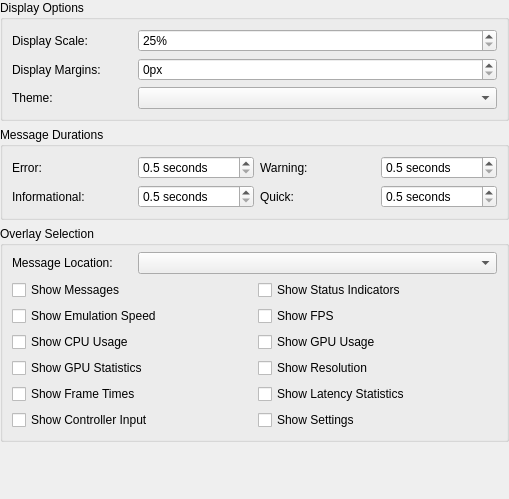
stenzek/duckstation, file src/duckstation-qt/osdsettingswidget.ui: the form before one commit.
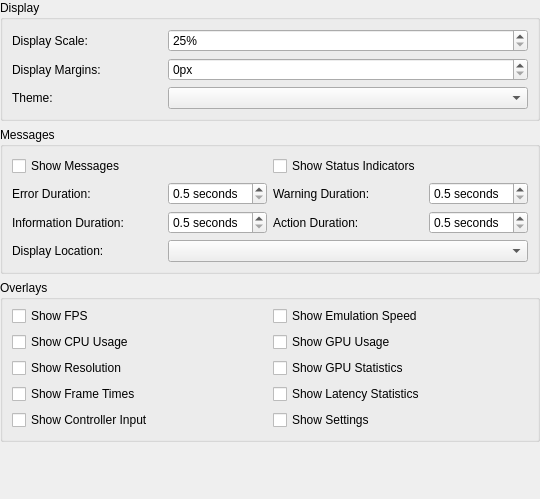
The form after the commit.

Commit message: Qt: Improve grouping of OSD options

What changed in the file:
```diff
--- a/src/duckstation-qt/osdsettingswidget.ui
+++ b/src/duckstation-qt/osdsettingswidget.ui
@@ -29,9 +29,9 @@
    <item>
     <widget class="QGroupBox" name="groupBox">
      <property name="title">
-      <string>Display Options</string>
+      <string>Display</string>
      </property>
-     <layout class="QGridLayout" name="gridLayout" columnstretch="0,1" columnminimumwidth="120,0">
+     <layout class="QGridLayout" name="gridLayout" columnstretch="0,1" columnminimumwidth="150,0">
       <item row="0" column="0">
        <widget class="QLabel" name="label_29">
         <property name="text">
@@ -85,69 +85,31 @@
    <item>
     <widget class="QGroupBox" name="osdMessageDurations">
      <property name="title">
-      <string>Message Durations</string>
+      <string>Messages</string>
      </property>
-     <layout class="QGridLayout" name="gridLayout_21" columnstretch="0,0,0,0" columnminimumwidth="120,0,0,0">
-      <item row="0" column="2">
-       <widget class="QLabel" name="osdWarningDurationLabel">
+     <layout class="QGridLayout" name="gridLayout_21" columnstretch="0,0,0,0" columnminimumwidth="150,0,150,0">
+      <item row="0" column="2" colspan="2">
+       <widget class="QCheckBox" name="showStatusIndicators">
         <property name="text">
-         <string>Warning:</string>
+         <string>Show Status Indicators</string>
         </property>
        </widget>
       </item>
-      <item row="1" column="3">
-       <widget class="QDoubleSpinBox" name="osdQuickDuration">
-        <property name="suffix">
-         <string> seconds</string>
+      <item row="0" column="0" colspan="2">
+       <widget class="QCheckBox" name="showMessages">
+        <property name="text">
+         <string>Show Messages</string>
         </property>
-        <property name="decimals">
-         <number>1</number>
-        </property>
-        <property name="minimum">
-         <double>0.500000000000000</double>
-        </property>
-        <property name="maximum">
-         <double>60.000000000000000</double>
-        </property>
-        <property name="singleStep">
-         <double>0.500000000000000</double>
-        </property>
        </widget>
       </item>
-      <item row="0" column="0">
+      <item row="1" column="0">
        <widget class="QLabel" name="osdErrorDurationLabel">
         <property name="text">
-         <string>Error:</string>
+         <string>Error Duration:</string>
         </property>
        </widget>
       </item>
-      <item row="1" column="0">
-       <widget class="QLabel" name="osdInformationDurationLabel">
-        <property name="text">
-         <string>Informational:</string>
-        </property>
-       </widget>
-      </item>
-      <item row="0" column="3">
-       <widget class="QDoubleSpinBox" name="osdWarningDuration">
-        <property name="suffix">
-         <string> seconds</string>
-        </property>
-        <property name="decimals">
-         <number>1</number>
-        </property>
-        <property name="minimum">
-         <double>0.500000000000000</double>
-        </property>
-        <property name="maximum">
-         <double>60.000000000000000</double>
-        </property>
-        <property name="singleStep">
-         <double>0.500000000000000</double>
-        </property>
-       </widget>
-      </item>
-      <item row="0" column="1">
+      <item row="1" column="1">
        <widget class="QDoubleSpinBox" name="osdErrorDuration">
         <property name="suffix">
          <string> seconds</string>
@@ -167,13 +129,39 @@
        </widget>
       </item>
       <item row="1" column="2">
-       <widget class="QLabel" name="osdQuickDurationLabel">
+       <widget class="QLabel" name="osdWarningDurationLabel">
         <property name="text">
-         <string>Quick:</string>
+         <string>Warning Duration:</string>
         </property>
        </widget>
       </item>
-      <item row="1" column="1">
+      <item row="1" column="3">
+       <widget class="QDoubleSpinBox" name="osdWarningDuration">
+        <property name="suffix">
+         <string> seconds</string>
+        </property>
+        <property name="decimals">
+         <number>1</number>
+        </property>
+        <property name="minimum">
+         <double>0.500000000000000</double>
+        </property>
+        <property name="maximum">
+         <double>60.000000000000000</double>
+        </property>
+        <property name="singleStep">
+         <double>0.500000000000000</double>
+        </property>
+       </widget>
+      </item>
+      <item row="2" column="0">
+       <widget class="QLabel" name="osdInformationDurationLabel">
+        <property name="text">
+         <string>Information Duration:</string>
+        </property>
+       </widget>
+      </item>
+      <item row="2" column="1">
        <widget class="QDoubleSpinBox" name="osdInformationDuration">
         <property name="suffix">
          <string> seconds</string>
@@ -192,13 +180,49 @@
         </property>
        </widget>
       </item>
+      <item row="2" column="2">
+       <widget class="QLabel" name="osdQuickDurationLabel">
+        <property name="text">
+         <string>Action Duration:</string>
+        </property>
+       </widget>
+      </item>
+      <item row="2" column="3">
+       <widget class="QDoubleSpinBox" name="osdQuickDuration">
+        <property name="suffix">
+         <string> seconds</string>
+        </property>
+        <property name="decimals">
+         <number>1</number>
+        </property>
+        <property name="minimum">
+         <double>0.500000000000000</double>
+        </property>
+        <property name="maximum">
+         <double>60.000000000000000</double>
+        </property>
+        <property name="singleStep">
+         <double>0.500000000000000</double>
+        </property>
+       </widget>
+      </item>
+      <item row="3" column="0">
+       <widget class="QLabel" name="label_5">
+        <property name="text">
+         <string>Display Location:</string>
+        </property>
+       </widget>
+      </item>
+      <item row="3" column="1" colspan="3">
+       <widget class="QComboBox" name="osdMessageLocation"/>
+      </item>
      </layout>
     </widget>
    </item>
    <item>
     <widget class="QGroupBox" name="groupBox_8">
      <property name="title">
-      <string>Overlay Selection</string>
+      <string>Overlays</string>
      </property>
      <layout class="QGridLayout" name="gridLayout_14" columnstretch="0,0" columnminimumwidth="120,0">
       <property name="topMargin">
@@ -207,83 +231,69 @@
       <item row="1" column="0" colspan="2">
        <layout class="QGridLayout" name="gridLayout_3">
         <item row="0" column="0">
-         <widget class="QCheckBox" name="showMessages">
+         <widget class="QCheckBox" name="showFPS">
           <property name="text">
-           <string>Show Messages</string>
+           <string>Show FPS</string>
           </property>
          </widget>
         </item>
         <item row="0" column="1">
-         <widget class="QCheckBox" name="showStatusIndicators">
-          <property name="text">
-           <string>Show Status Indicators</string>
-          </property>
-         </widget>
-        </item>
-        <item row="1" column="0">
          <widget class="QCheckBox" name="showSpeed">
           <property name="text">
            <string>Show Emulation Speed</string>
           </property>
          </widget>
         </item>
-        <item row="1" column="1">
-         <widget class="QCheckBox" name="showFPS">
-          <property name="text">
-           <string>Show FPS</string>
-          </property>
-         </widget>
-        </item>
-        <item row="2" column="0">
+        <item row="1" column="0">
          <widget class="QCheckBox" name="showCPU">
           <property name="text">
            <string>Show CPU Usage</string>
           </property>
          </widget>
         </item>
-        <item row="2" column="1">
+        <item row="1" column="1">
          <widget class="QCheckBox" name="showGPU">
           <property name="text">
            <string>Show GPU Usage</string>
           </property>
          </widget>
         </item>
-        <item row="3" column="0">
-         <widget class="QCheckBox" name="showGPUStatistics">
-          <property name="text">
-           <string>Show GPU Statistics</string>
-          </property>
-         </widget>
-        </item>
-        <item row="3" column="1">
+        <item row="2" column="0">
          <widget class="QCheckBox" name="showResolution">
           <property name="text">
            <string>Show Resolution</string>
           </property>
          </widget>
         </item>
-        <item row="4" column="0">
+        <item row="2" column="1">
+         <widget class="QCheckBox" name="showGPUStatistics">
+          <property name="text">
+           <string>Show GPU Statistics</string>
+          </property>
+         </widget>
+        </item>
+        <item row="3" column="0">
          <widget class="QCheckBox" name="showFrameTimes">
           <property name="text">
            <string>Show Frame Times</string>
           </property>
          </widget>
         </item>
-        <item row="4" column="1">
+        <item row="3" column="1">
          <widget class="QCheckBox" name="showLatencyStatistics">
           <property name="text">
            <string>Show Latency Statistics</string>
           </property>
          </widget>
         </item>
-        <item row="5" column="0">
+        <item row="4" column="0">
          <widget class="QCheckBox" name="showInput">
           <property name="text">
            <string>Show Controller Input</string>
           </property>
          </widget>
         </item>
-        <item row="5" column="1">
+        <item row="4" column="1">
          <widget class="QCheckBox" name="showSettings">
           <property name="text">
            <string>Show Settings</string>
@@ -292,16 +302,6 @@
         </item>
        </layout>
       </item>
-      <item row="0" column="0">
-       <widget class="QLabel" name="label_5">
-        <property name="text">
-         <string>Message Location:</string>
-        </property>
-       </widget>
-      </item>
-      <item row="0" column="1">
-       <widget class="QComboBox" name="osdMessageLocation"/>
-      </item>
      </layout>
     </widget>
    </item>
@@ -312,8 +312,8 @@
      </property>
      <property name="sizeHint" stdset="0">
       <size>
-       <width>13</width>
-       <height>23</height>
+       <width>0</width>
+       <height>0</height>
       </size>
      </property>
     </spacer>
```
The commit also changes 1 other file.
